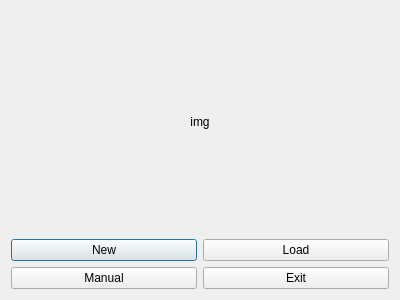
Before: the Qt Designer form ui/options_screen.ui in MATF-RS20/RS033-map-builder, drawn with Qt 5.
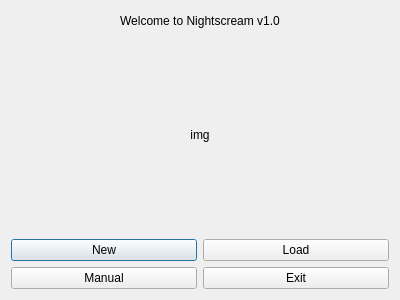
After: the same form once the commit is applied.

Commit message: Added title to options_screen.

```diff
--- a/ui/options_screen.ui
+++ b/ui/options_screen.ui
@@ -14,8 +14,30 @@
    <string>Dialog</string>
   </property>
   <layout class="QVBoxLayout" name="verticalLayout">
+   <item>
+    <widget class="QLabel" name="label">
+     <property name="sizePolicy">
+      <sizepolicy hsizetype="Preferred" vsizetype="Preferred">
+       <horstretch>0</horstretch>
+       <verstretch>1</verstretch>
+      </sizepolicy>
+     </property>
+     <property name="text">
+      <string>Welcome to Nightscream v1.0</string>
+     </property>
+     <property name="alignment">
+      <set>Qt::AlignCenter</set>
+     </property>
+    </widget>
+   </item>
    <item>
     <widget class="QLabel" name="lb_img">
+     <property name="sizePolicy">
+      <sizepolicy hsizetype="Preferred" vsizetype="Preferred">
+       <horstretch>0</horstretch>
+       <verstretch>10</verstretch>
+      </sizepolicy>
+     </property>
      <property name="text">
       <string>img</string>
      </property>
```
